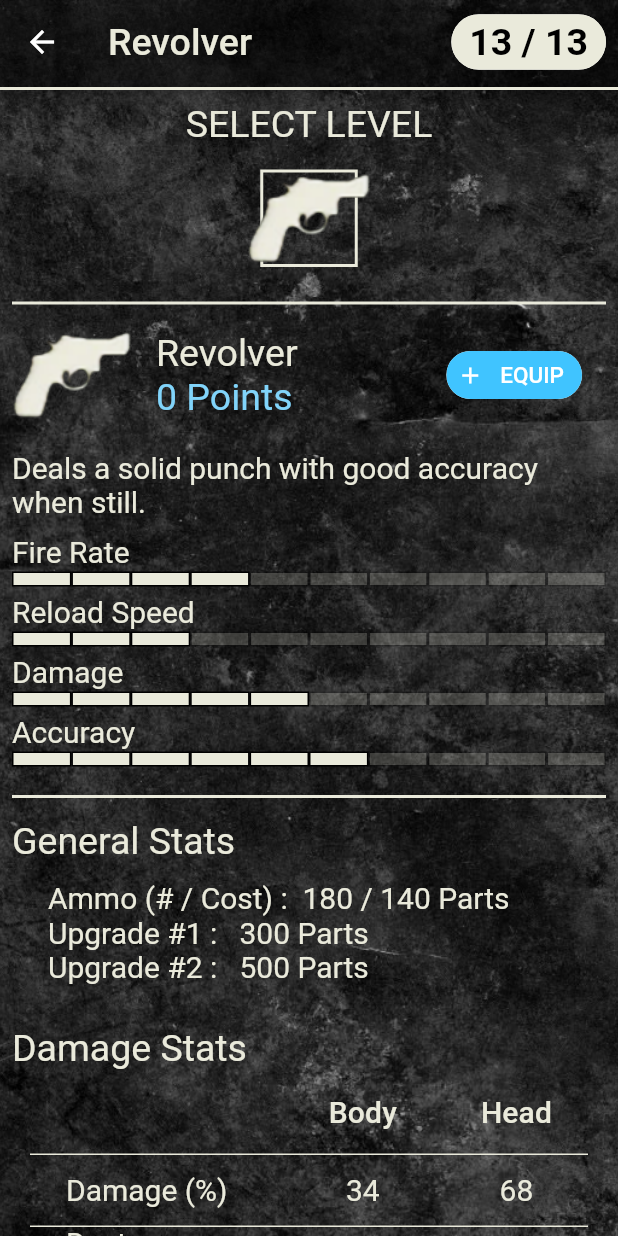
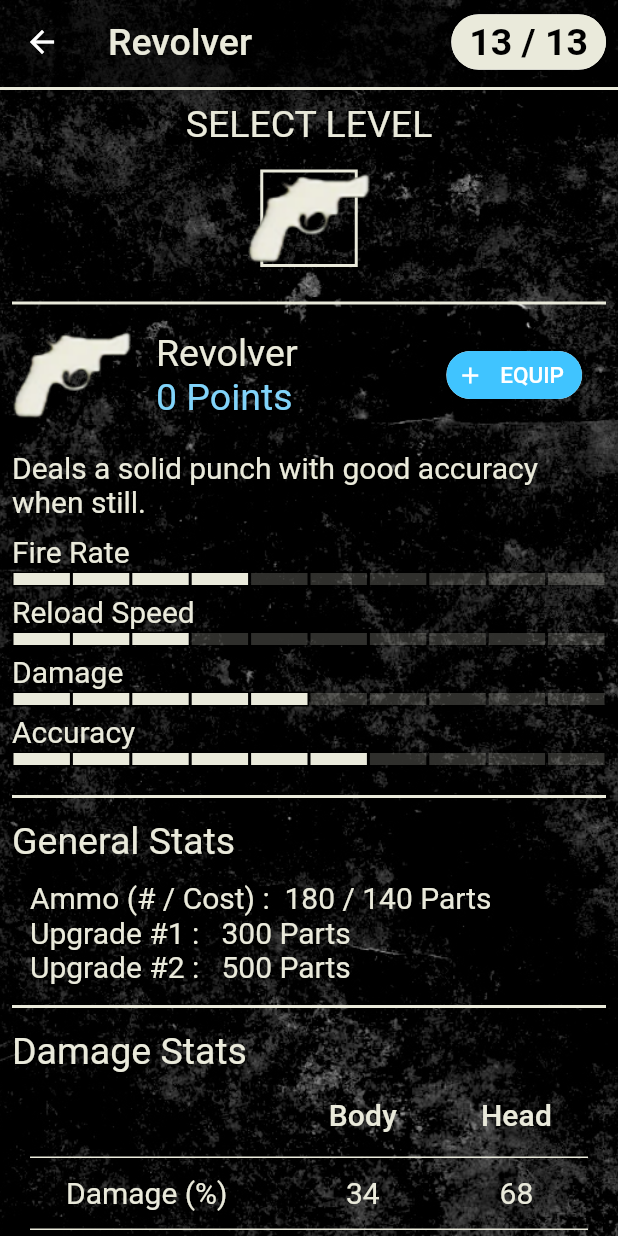
Before and after one commit to jbonner50/tlou-loadout-builder, a Flutter app: the ItemSelect screen opened directly with empty values, after a tap on "Revolver", on a phone screen of 412 x 824 dp. Run offline on Flutter 3.47's test engine with Material 2 defaults, Android fonts, the phone set to English and light mode, and no system bars; drawn by our look-alikes of auto_size_text; our stand-ins replace firebase_dynamic_links; accounts and stored records are empty; Roboto replaces fonts that are missing (TLOU).

Commit message:
fixed bug when sending custom loadout to builder, darkened bg, and adjusted capitalization

```diff
--- a/lib/my_loadouts_model.dart
+++ b/lib/my_loadouts_model.dart
@@ -10,12 +10,11 @@ class MyLoadoutsModel extends ChangeNotifier {
   void updateJsonFileContent() {
     if (jsonFile.existsSync()) {
       jsonFileContent = json.decode(jsonFile.readAsStringSync());
-      print('updated content');
     }
   }
 
   void addLoadout(String name, List loadout) async {
-    var newLoadout = {name: loadout};
+    var newLoadout = {name.toUpperCase(): loadout};
     if (jsonFile.existsSync()) {
       //add new loadout to file
       jsonFileContent.addAll(newLoadout);
@@ -34,7 +33,7 @@ class MyLoadoutsModel extends ChangeNotifier {
     if (jsonFile.existsSync()) {
       //add new loadout to file
       updateJsonFileContent();
-      jsonFileContent.remove(name);
+      jsonFileContent.remove(name.toUpperCase());
       jsonFile.writeAsString(json.encode(jsonFileContent));
       notifyListeners();
     }
--- a/lib/services/other_details.dart
+++ b/lib/services/other_details.dart
@@ -65,58 +65,52 @@ class OtherDetails extends StatelessWidget {
 
     Widget generalStatsWidget(Map generalData) {
       if (slot <= 1) {
-        return Padding(
-          padding: EdgeInsets.all(12),
-          child: Column(
+        return Column(
           crossAxisAlignment: CrossAxisAlignment.stretch,
           children: [
             Text(
               'Ammo (# / Cost) :  ${generalData['ammo']} / ${generalData['ammo cost']} Parts',
               textAlign: TextAlign.left,
-                style: TextStyle(
-                    color: Theme.of(context).accentColor, fontSize: 20),
+              style:
+                  TextStyle(color: Theme.of(context).accentColor, fontSize: 20),
             ),
             Text(
               'Upgrade #1 :   ${generalData['cost lvl 1']} Parts',
               textAlign: TextAlign.left,
-                style: TextStyle(
-                    color: Theme.of(context).accentColor, fontSize: 20),
+              style:
+                  TextStyle(color: Theme.of(context).accentColor, fontSize: 20),
             ),
             Text(
               'Upgrade #2 :   ${generalData['cost lvl 2']} Parts',
               textAlign: TextAlign.left,
-                style: TextStyle(
-                    color: Theme.of(context).accentColor, fontSize: 20),
+              style:
+                  TextStyle(color: Theme.of(context).accentColor, fontSize: 20),
             ),
           ],
-          ),
         );
       } else {
-        return Padding(
-          padding: EdgeInsets.all(12),
-          child: Column(
+        return Column(
           crossAxisAlignment: CrossAxisAlignment.stretch,
           children: [
             Text(
               'Purchase Cost :   ${generalData['purchase cost']} Parts',
               textAlign: TextAlign.left,
-                style: TextStyle(
-                    color: Theme.of(context).accentColor, fontSize: 20),
+              style:
+                  TextStyle(color: Theme.of(context).accentColor, fontSize: 20),
             ),
             Text(
               'Ammo (# / Initial Cost) :  ${generalData['ammo']} / ${generalData['initial ammo cost']} Parts',
               textAlign: TextAlign.left,
-                style: TextStyle(
-                    color: Theme.of(context).accentColor, fontSize: 20),
+              style:
+                  TextStyle(color: Theme.of(context).accentColor, fontSize: 20),
             ),
             Text(
               'Clip Size :   ${generalData['clip size']}',
               textAlign: TextAlign.left,
-                style: TextStyle(
-                    color: Theme.of(context).accentColor, fontSize: 20),
+              style:
+                  TextStyle(color: Theme.of(context).accentColor, fontSize: 20),
             ),
           ],
-          ),
         );
       }
     }
@@ -436,6 +430,12 @@ class OtherDetails extends StatelessWidget {
         return Column(
           crossAxisAlignment: CrossAxisAlignment.stretch,
           children: [
+            statBars(),
+            Divider(
+              thickness: 2,
+              height: 30,
+              color: Theme.of(context).accentColor,
+            ),
             Text(
               'General Stats',
               textAlign: TextAlign.left,
@@ -443,8 +443,13 @@ class OtherDetails extends StatelessWidget {
                   TextStyle(color: Theme.of(context).accentColor, fontSize: 25),
             ),
             Padding(
-              padding: const EdgeInsets.fromLTRB(12, 0, 12, 16),
+              padding: const EdgeInsets.fromLTRB(12, 12, 12, 0),
               child: generalStatsWidget(generalData),
+            ),
+            Divider(
+              thickness: 2,
+              height: 30,
+              color: Theme.of(context).accentColor,
             ),
             Text(
               'Damage Stats',
@@ -453,8 +458,13 @@ class OtherDetails extends StatelessWidget {
                   TextStyle(color: Theme.of(context).accentColor, fontSize: 25),
             ),
             Padding(
-              padding: const EdgeInsets.fromLTRB(12, 0, 12, 16),
+              padding: const EdgeInsets.fromLTRB(12, 0, 12, 12),
               child: damageStatsWidget(damageData),
+            ),
+            Divider(
+              thickness: 2,
+              height: 30,
+              color: Theme.of(context).accentColor,
             ),
             Text(
               'Upgrade Stats',
@@ -475,6 +485,12 @@ class OtherDetails extends StatelessWidget {
         return Column(
           crossAxisAlignment: CrossAxisAlignment.stretch,
           children: [
+            statBars(),
+            Divider(
+              thickness: 2,
+              height: 30,
+              color: Theme.of(context).accentColor,
+            ),
             Text(
               'General Stats',
               textAlign: TextAlign.left,
@@ -482,8 +498,13 @@ class OtherDetails extends StatelessWidget {
                   TextStyle(color: Theme.of(context).accentColor, fontSize: 25),
             ),
             Padding(
-              padding: const EdgeInsets.fromLTRB(12, 0, 12, 16),
+              padding: const EdgeInsets.fromLTRB(12, 12, 12, 0),
               child: generalStatsWidget(generalData),
+            ),
+            Divider(
+              thickness: 2,
+              height: 30,
+              color: Theme.of(context).accentColor,
             ),
             Text(
               'Damage Stats',
@@ -501,43 +522,10 @@ class OtherDetails extends StatelessWidget {
       return Container();
     }
 
-    if (slot <= 1) {
-      return Column(
-        crossAxisAlignment: CrossAxisAlignment.stretch,
-        children: [
-          statBars(),
-          Divider(
-            thickness: 2,
-            height: 30,
-            color: Theme.of(context).accentColor,
-          ),
-          statsWidgets(),
-        ],
-      );
-    } else if (slot == 6) {
-      return Column(
-        crossAxisAlignment: CrossAxisAlignment.stretch,
-        children: [
-          statBars(),
-          Divider(
-            thickness: 2,
-            height: 30,
-            color: Theme.of(context).accentColor,
-          ),
-          statsWidgets(),
-        ],
-      );
+    if (slot <= 1 || slot == 6) {
+      return statsWidgets();
     } else {
-      return Column(
-        children: [
-          Divider(
-            thickness: 2,
-            height: 30,
-            color: Theme.of(context).accentColor,
-          ),
-          statsWidgets(),
-        ],
-      );
+      return Container();
     }
   }
 }
```
Also changed, not shown: lib/app.dart (+27 -7 lines), lib/loadout_model.dart (+4 -4 lines), lib/pages/my_loadouts.dart (+0 -7 lines), lib/services/slot_card.dart (+6 -2 lines), assets/bg.jpg. Lines whose indentation alone changed are shown as unchanged.
